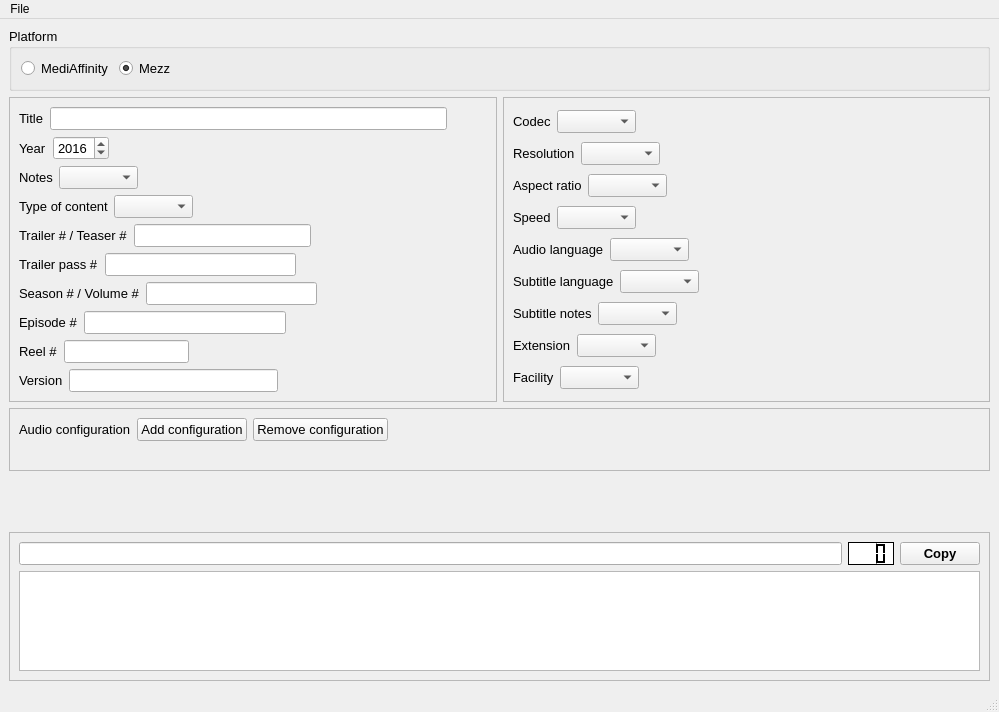
First picture: the form in file_renamer.ui, repository SimonTheChain/file_renamer, before the edit.
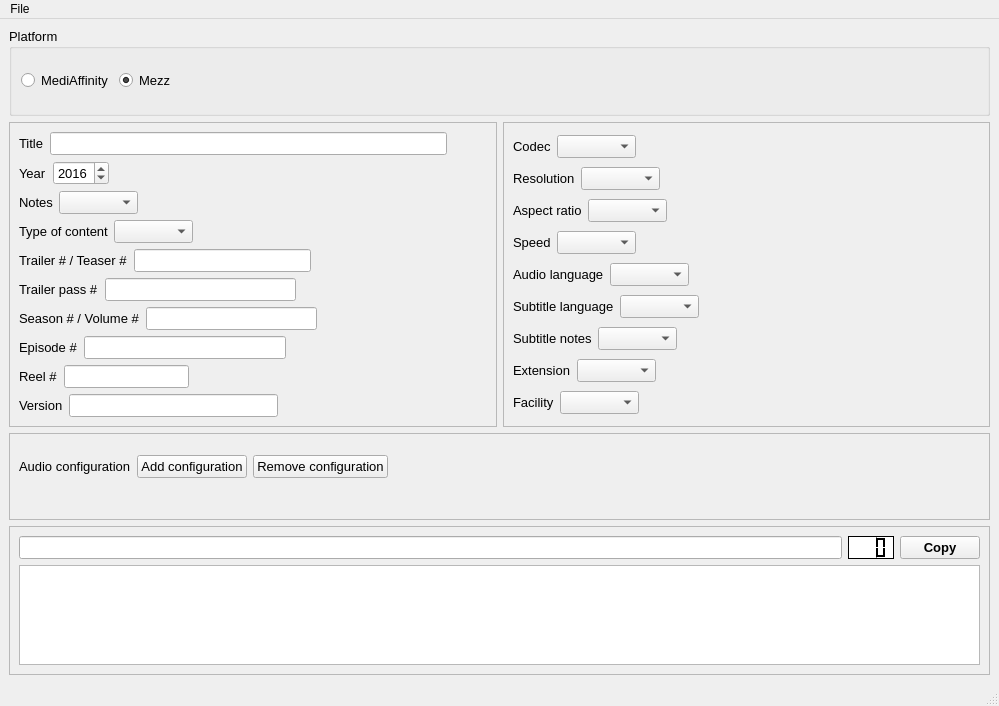
Second picture: the form after the edit.

```diff
--- a/file_renamer.ui
+++ b/file_renamer.ui
@@ -7,7 +7,7 @@
     <x>0</x>
     <y>0</y>
     <width>999</width>
-    <height>712</height>
+    <height>706</height>
    </rect>
   </property>
   <property name="windowTitle">
@@ -15,7 +15,7 @@
   </property>
   <widget class="QWidget" name="centralwidget">
    <layout class="QGridLayout" name="gridLayout">
-    <item row="5" column="0" colspan="2">
+    <item row="4" column="0" colspan="2">
      <widget class="QFrame" name="frame_3">
       <property name="frameShape">
        <enum>QFrame::StyledPanel</enum>
@@ -585,19 +585,6 @@
       </layout>
      </widget>
     </item>
-    <item row="4" column="1">
-     <spacer name="verticalSpacer_4">
-      <property name="orientation">
-       <enum>Qt::Vertical</enum>
-      </property>
-      <property name="sizeHint" stdset="0">
-       <size>
-        <width>20</width>
-        <height>40</height>
-       </size>
-      </property>
-     </spacer>
-    </item>
     <item row="3" column="0" colspan="2">
      <widget class="QFrame" name="frame_4">
       <property name="frameShape">
@@ -1037,19 +1024,6 @@
       </layout>
      </widget>
     </item>
-    <item row="4" column="0">
-     <spacer name="verticalSpacer">
-      <property name="orientation">
-       <enum>Qt::Vertical</enum>
-      </property>
-      <property name="sizeHint" stdset="0">
-       <size>
-        <width>20</width>
-        <height>40</height>
-       </size>
-      </property>
-     </spacer>
-    </item>
     <item row="1" column="0" rowspan="2">
      <widget class="QFrame" name="frame">
       <property name="frameShape">
```
